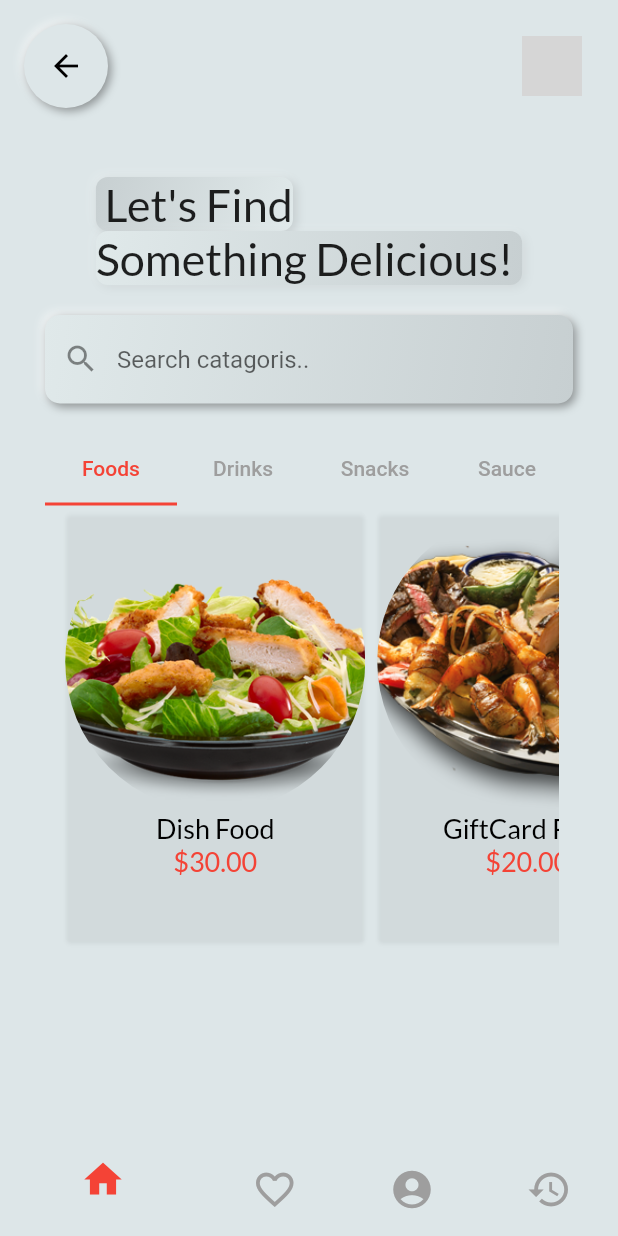
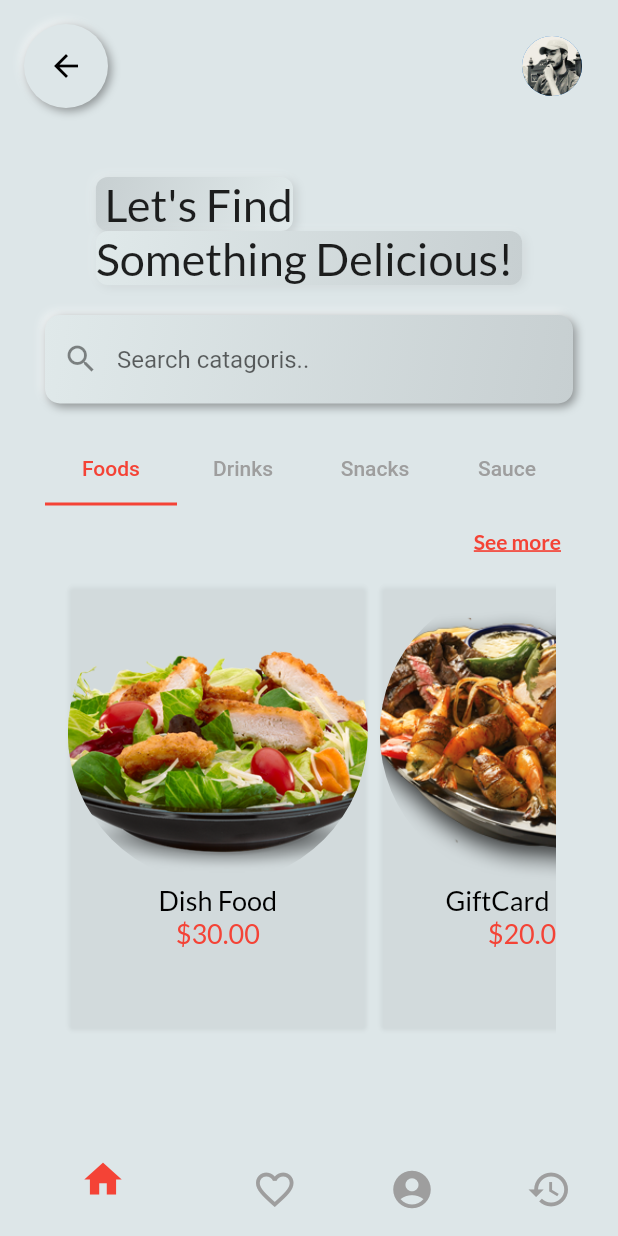
Before and after one commit to sadiq61651/Resturant_App, a Flutter app: the HomeScreen screen opened by its route, on a phone screen of 412 x 824 dp. Run offline on Flutter 3.47's test engine with Material 2 defaults, Android fonts, the phone set to English and light mode, and no system bars; drawn by our look-alikes of flutter_neumorphic; our stand-ins replace google_fonts; grey boxes are pictures that could not be loaded.

Commit message:
first commit

```diff
--- a/lib/common/data/products_data.dart
+++ b/lib/common/data/products_data.dart
@@ -3,102 +3,119 @@ List productData = [
     'category': 'food',
     'name': 'Dish Food',
     'price': r"$30.00",
-    'imageUrl': 'assets/products_items/dish_food.png'
+    'imageUrl': 'assets/products_items/dish_food.png',
+    'description': 'Dish food is most delicious and taste food.'
   },
   {
     'category': 'food',
     'name': 'GiftCard Food',
     'price': r"$20.00",
-    'imageUrl': 'assets/products_items/giftcard_food.png'
+    'imageUrl': 'assets/products_items/giftcard_food.png',
+    'description': 'GiftCard food is most delicious and taste food.'
   },
   {
     'category': 'food',
     'name': 'Italic Food',
     'price': r"$10.00",
-    'imageUrl': 'assets/products_items/italic_food.png'
+    'imageUrl': 'assets/products_items/italic_food.png',
+    'description': 'Italic food is most delicious and taste food.'
   },
   {
     'category': 'food',
     'name': 'Mine Food',
     'price': r"$10.00",
-    'imageUrl': 'assets/products_items/mine_food.png'
+    'imageUrl': 'assets/products_items/mine_food.png',
+    'description': 'Dish food is most delicious and taste food.'
   },
   {
     'category': 'food',
     'name': 'Salad Food',
     'price': r"$10.00",
-    'imageUrl': 'assets/products_items/salad_food.png'
+    'imageUrl': 'assets/products_items/salad_food.png',
+    'description': 'Salad food is most delicious and taste food.'
   },
   {
     'category': 'drink',
     'name': 'Mix Fruit Juice',
     'price': r"$15.00",
-    'imageUrl': 'assets/products_items/mix_fruit_juice.png'
+    'imageUrl': 'assets/products_items/mix_fruit_juice.png',
+    'description': 'Mix Fruit Juice is most delicious and taste drink.'
   },
   {
     'category': 'drink',
     'name': 'Orange Juice',
     'price': r"$12.00",
-    'imageUrl': 'assets/products_items/orange_juice.png'
+    'imageUrl': 'assets/products_items/orange_juice.png',
+    'description': 'Orange Juice is most delicious and taste drink.'
   },
   {
     'category': 'drink',
     'name': 'Tomato Juice',
     'price': r"$10.00",
-    'imageUrl': 'assets/products_items/tomato_juice.png'
+    'imageUrl': 'assets/products_items/tomato_juice.png',
+    'description': 'Tomato Juice is most delicious and taste drink.'
   },
   {
     'category': 'drink',
     'name': 'Pepsi',
     'price': r"$8.00",
-    'imageUrl': 'assets/products_items/pepsi.png'
+    'imageUrl': 'assets/products_items/pepsi.png',
+    'description': 'Tomato Juice is most delicious and taste drink.'
   },
   {
     'category': 'snack',
     'name': 'Biscuits',
     'price': r"$8.00",
-    'imageUrl': 'assets/products_items/biscuits_snack.png'
+    'imageUrl': 'assets/products_items/biscuits_snack.png',
+    'description': 'Biscuits is most delicious and taste snack.'
   },
   {
     'category': 'snack',
     'name': 'Brown Man Biscuit Snack',
     'price': r"$5.00",
-    'imageUrl': 'assets/products_items/brown_man_biscuit_snack.png'
+    'imageUrl': 'assets/products_items/brown_man_biscuit_snack.png',
+    'description': 'Brown Man Biscuit Snack is most delicious and taste snack.'
   },
   {
     'category': 'snack',
     'name': 'Franch Fries Snack',
     'price': r"$10.00",
-    'imageUrl': 'assets/products_items/franch_fries_snack.png'
+    'imageUrl': 'assets/products_items/franch_fries_snack.png',
+    'description': 'Franch Fries Snack is most delicious and taste snack.'
   },
   {
     'category': 'snack',
     'name': 'Lays Snack',
     'price': r"$8.00",
-    'imageUrl': 'assets/products_items/lays_snack.png'
+    'imageUrl': 'assets/products_items/lays_snack.png',
+    'description': 'Lays snack is most delicious and taste snack.'
   },
   {
     'category': 'sauce',
     'name': 'Brown sauce',
     'price': r"$5.00",
-    'imageUrl': 'assets/products_items/brown_sauce.png'
+    'imageUrl': 'assets/products_items/brown_sauce.png',
+    'description': 'Brown sauce is most delicious and taste sauce.'
   },
   {
     'category': 'sauce',
     'name': 'Chili sauce',
     'price': r"$5.00",
-    'imageUrl': 'assets/products_items/chili_sauce.png'
+    'imageUrl': 'assets/products_items/chili_sauce.png',
+    'description': 'Chili sauce is most delicious and taste sauce.'
   },
   {
     'category': 'sauce',
     'name': 'Tomato Sauce.',
     'price': r"$5.00",
-    'imageUrl': 'assets/products_items/tomato_sauce.png'
+    'imageUrl': 'assets/products_items/tomato_sauce.png',
+    'description': 'Tomato Sauce is most delicious and taste sauce.'
   },
   {
     'category': 'sauce',
     'name': 'Hollandaise Sauce',
     'price': r"$6.00",
-    'imageUrl': 'assets/products_items/hollandaise_sauce.png'
+    'imageUrl': 'assets/products_items/hollandaise_sauce.png',
+    'description': 'Hollandaise Sauce is most delicious and taste sauce.'
   },
 ];
--- a/lib/common/model/products_model.dart
+++ b/lib/common/model/products_model.dart
@@ -1,13 +1,17 @@
+import 'dart:convert';
+
 class ProductDataModel {
   final String category;
   final String name;
   final String price;
   final String imageUrl;
+  final String description;
   ProductDataModel({
     required this.category,
     required this.name,
     required this.price,
     required this.imageUrl,
+    required this.description,
   });
 
   Map<String, dynamic> toMap() {
@@ -16,6 +20,7 @@ class ProductDataModel {
       'name': name,
       'price': price,
       'imageUrl': imageUrl,
+      'description': description,
     };
   }
 
@@ -25,6 +30,12 @@ class ProductDataModel {
       name: map['name'] ?? '',
       price: map['price'] ?? '',
       imageUrl: map['imageUrl'] ?? '',
+      description: map['description'] ?? '',
     );
   }
+
+  String toJson() => json.encode(toMap());
+
+  factory ProductDataModel.fromJson(String source) =>
+      ProductDataModel.fromMap(json.decode(source));
 }
--- a/lib/features/home/screens/home_screen.dart
+++ b/lib/features/home/screens/home_screen.dart
@@ -1,6 +1,6 @@
-import 'package:cached_network_image/cached_network_image.dart';
 import 'package:flutter_neumorphic/flutter_neumorphic.dart';
 import 'package:resturant_app/features/home/widgets/bottom_navigation_bar.dart';
+import 'package:resturant_app/features/home/widgets/see_more.dart';
 import '../../../common/model/products_model.dart';
 import '../../../common/data/products_data.dart';
 import '../widgets/header_text.dart';
@@ -49,8 +49,7 @@ class _HomeScreenState extends State<HomeScreen>
         Padding(
           padding: EdgeInsets.all(8.0),
           child: CircleAvatar(
-            backgroundImage: CachedNetworkImageProvider(
-                "https://lh3.googleusercontent.com/a/AGNmyxY5oDlL0mkmG3oB0GFQUqo-EXv3fuapWqmTHS5v=s288"),
+            backgroundImage: AssetImage("assets/products_items/profile.jpg"),
           ),
         )
       ]),
@@ -89,6 +88,7 @@ class _HomeScreenState extends State<HomeScreen>
                       text: "Sauce",
                     ),
                   ]),
+              seeMore(context),
               myProductsList(context, list, _category)
             ],
           ),
--- a/lib/features/home/widgets/my_products_list.dart
+++ b/lib/features/home/widgets/my_products_list.dart
@@ -1,19 +1,31 @@
+import 'dart:io';
+
 import 'package:flutter_neumorphic/flutter_neumorphic.dart';
 import 'package:google_fonts/google_fonts.dart';
 
+import '../../my_product/screen/my_product_screen.dart';
+
 @override
 Widget myProductsList(BuildContext context, list, category) {
+  Size screenSize = MediaQuery.of(context).size;
   return SizedBox(
-    height: 295.0,
-    width: 333.0,
+    height: screenSize.height * 0.37,
+    width: screenSize.width * 0.8,
     child: ListView.builder(
         shrinkWrap: true,
         scrollDirection: Axis.horizontal,
         itemBuilder: (context, index) {
           if (list[index].category == category) {
-            return Card(
+            return InkWell(
+              onTap: () {
+                Navigator.pushNamed(context, MyProductScreen.path,
+                    arguments: list[index]);
+                sleep(const Duration(milliseconds: 250));
+              },
+              child: Card(
                 shadowColor: Colors.transparent.withOpacity(0.2),
                 color: Colors.transparent,
+                child: SingleChildScrollView(
                   child: Column(
                     children: [
                       CircleAvatar(
@@ -22,13 +34,17 @@ Widget myProductsList(BuildContext context, list, category) {
                           backgroundImage: AssetImage(list[index].imageUrl)),
                       Text(
                         list[index].name,
-                    style: GoogleFonts.lato(color: Colors.black, fontSize: 18),
+                        style:
+                            GoogleFonts.lato(color: Colors.black, fontSize: 18),
                       ),
                       Text(
                         list[index].price,
-                    style: GoogleFonts.lato(color: Colors.red, fontSize: 18),
+                        style:
+                            GoogleFonts.lato(color: Colors.red, fontSize: 18),
                       )
                     ],
+                  ),
+                ),
               ),
             );
           }
--- a/lib/features/landing/screens/landing_screen.dart
+++ b/lib/features/landing/screens/landing_screen.dart
@@ -1,4 +1,3 @@
-import 'package:cached_network_image/cached_network_image.dart';
 import 'package:flutter/material.dart';
 import 'package:google_fonts/google_fonts.dart';
 import 'package:resturant_app/features/home/screens/home_screen.dart';
@@ -13,8 +12,7 @@ class LandingScreen extends StatelessWidget {
         decoration: const BoxDecoration(
             image: DecorationImage(
                 fit: BoxFit.cover,
-                image: CachedNetworkImageProvider(
-                    "https://images.unsplash.com/photo-1604259596863-57153177d40b?ixlib=rb-4.0.3&ixid=MnwxMjA3fDB8MHxwaG90by1wYWdlfHx8fGVufDB8fHx8&auto=format&fit=crop&w=1374&q=80"))),
+                image: AssetImage("assets/products_items/bg.jpg"))),
         child: Padding(
           padding: const EdgeInsets.only(top: 80, bottom: 30),
           child: Scaffold(
--- a/lib/utils/routes.dart
+++ b/lib/utils/routes.dart
@@ -1,8 +1,10 @@
 import 'package:flutter/material.dart';
 import 'package:resturant_app/features/home/screens/home_screen.dart';
 import 'package:resturant_app/features/landing/screens/landing_screen.dart';
+import 'package:resturant_app/features/my_product/screen/my_product_screen.dart';
 
 Map<String, Widget Function(BuildContext)> routes = {
   LandingScreen.path: (context) => const LandingScreen(),
   HomeScreen.path: (context) => const HomeScreen(),
+  MyProductScreen.path: (context) => const MyProductScreen(),
 };
--- a/pubspec.yaml
+++ b/pubspec.yaml
@@ -39,7 +39,6 @@ dependencies:
   flutter_neumorphic: ^3.2.0
   riverpod: ^2.3.0
   google_fonts: ^4.0.3
-  cached_network_image: ^3.2.3
 
 dev_dependencies:
   flutter_test:
```
Also changed, not shown: lib/common/buttons/custom_button.dart (added, +21 -0 lines), lib/features/my_product/screen/my_product_screen.dart (added, +100 -0 lines), lib/features/my_product/widgets/add_sub_button.dart (added, +54 -0 lines), lib/features/my_product/widgets/extra_topping_button.dart (added, +29 -0 lines), lib/features/my_product/widgets/my_rich_text.dart (added, +15 -0 lines), lib/features/my_product/widgets/stars_and_timing.dart (added, +28 -0 lines), assets/products_items/bg.jpg (added), assets/products_items/profile.jpg (added), pubspec.lock, 4 other files. Lines whose indentation alone changed are shown as unchanged.
